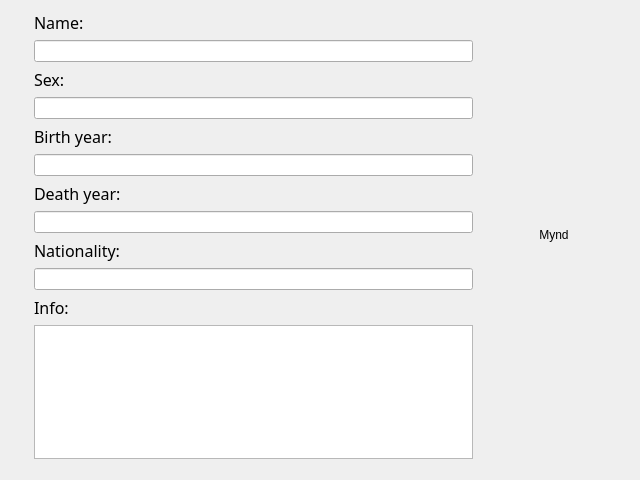
Before: the Qt Designer form infopage.ui in Fanarito/VLN1, drawn with Qt 5.
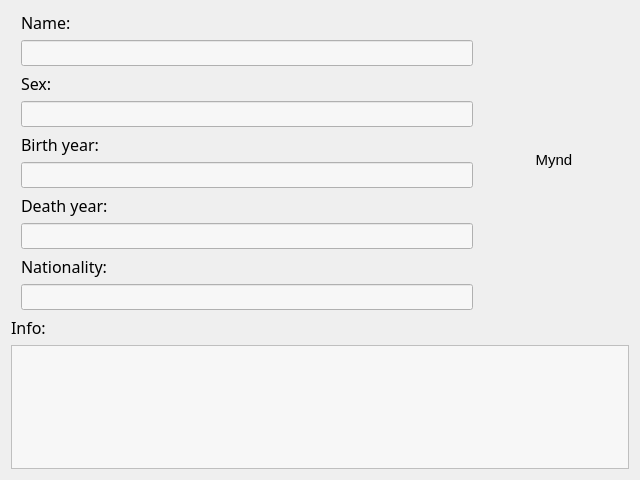
After: the same form once the commit is applied. Icons and pictures are not drawn.

Commit message: reordered infoPage

```diff
--- a/infopage.ui
+++ b/infopage.ui
@@ -10,21 +10,35 @@
     <height>480</height>
    </rect>
   </property>
+  <property name="font">
+   <font>
+    <pointsize>11</pointsize>
+   </font>
+  </property>
   <property name="windowTitle">
    <string>Dialog</string>
   </property>
-  <layout class="QHBoxLayout" name="horizontalLayout_2">
-   <item>
-    <widget class="QLabel" name="label">
-     <property name="text">
-      <string/>
-     </property>
-    </widget>
-   </item>
-   <item>
     <layout class="QHBoxLayout" name="horizontalLayout">
+   <item>
+    <layout class="QVBoxLayout" name="verticalLayout_3">
+     <property name="rightMargin">
+      <number>0</number>
+     </property>
+     <item>
+      <layout class="QVBoxLayout" name="verticalLayout">
+       <property name="topMargin">
+        <number>0</number>
+       </property>
+       <property name="rightMargin">
+        <number>0</number>
+       </property>
      <property name="bottomMargin">
-      <number>10</number>
+        <number>0</number>
+       </property>
+       <item>
+        <layout class="QHBoxLayout" name="horizontalLayout_2">
+         <property name="bottomMargin">
+          <number>0</number>
      </property>
      <item>
       <layout class="QVBoxLayout" name="verticalLayout_2">
@@ -45,7 +59,18 @@
         </widget>
        </item>
        <item>
-        <widget class="QLineEdit" name="infoPersName"/>
+            <widget class="QLineEdit" name="infoPersName">
+             <property name="enabled">
+              <bool>true</bool>
+             </property>
+             <property name="styleSheet">
+              <string notr="true">background-color: rgb(247, 247, 247);
+color: rgb(0, 0, 0);</string>
+             </property>
+             <property name="readOnly">
+              <bool>true</bool>
+             </property>
+            </widget>
        </item>
        <item>
         <widget class="QLabel" name="label_3">
@@ -61,7 +86,18 @@
         </widget>
        </item>
        <item>
-        <widget class="QLineEdit" name="infoPersSex"/>
+            <widget class="QLineEdit" name="infoPersSex">
+             <property name="enabled">
+              <bool>true</bool>
+             </property>
+             <property name="styleSheet">
+              <string notr="true">background-color: rgb(247, 247, 247);
+color: rgb(0, 0, 0);</string>
+             </property>
+             <property name="readOnly">
+              <bool>true</bool>
+             </property>
+            </widget>
        </item>
        <item>
         <widget class="QLabel" name="label_4">
@@ -77,7 +113,21 @@
         </widget>
        </item>
        <item>
-        <widget class="QLineEdit" name="infoPersBirthYear"/>
+            <widget class="QLineEdit" name="infoPersBirthYear">
+             <property name="enabled">
+              <bool>true</bool>
+             </property>
+             <property name="autoFillBackground">
+              <bool>false</bool>
+             </property>
+             <property name="styleSheet">
+              <string notr="true">background-color: rgb(247, 247, 247);
+color: rgb(0, 0, 0);</string>
+             </property>
+             <property name="readOnly">
+              <bool>true</bool>
+             </property>
+            </widget>
        </item>
        <item>
         <widget class="QLabel" name="label_5">
@@ -93,7 +143,18 @@
         </widget>
        </item>
        <item>
-        <widget class="QLineEdit" name="infoPersDeathYear"/>
+            <widget class="QLineEdit" name="infoPersDeathYear">
+             <property name="enabled">
+              <bool>true</bool>
+             </property>
+             <property name="styleSheet">
+              <string notr="true">background-color: rgb(247, 247, 247);
+color: rgb(0, 0, 0);</string>
+             </property>
+             <property name="readOnly">
+              <bool>true</bool>
+             </property>
+            </widget>
        </item>
        <item>
         <widget class="QLabel" name="label_6">
@@ -109,35 +170,22 @@
         </widget>
        </item>
        <item>
-        <widget class="QLineEdit" name="infoPersNationality"/>
-       </item>
-       <item>
-        <widget class="QLabel" name="label_7">
-         <property name="font">
-          <font>
-           <family>Calibri Light</family>
-           <pointsize>12</pointsize>
-          </font>
-         </property>
-         <property name="text">
-          <string>Info:</string>
+            <widget class="QLineEdit" name="infoPersNationality">
+             <property name="enabled">
+              <bool>true</bool>
+             </property>
+             <property name="styleSheet">
+              <string notr="true">background-color: rgb(247, 247, 247);
+color: rgb(0, 0, 0);</string>
+             </property>
+             <property name="readOnly">
+              <bool>true</bool>
          </property>
         </widget>
        </item>
-       <item>
-        <widget class="QTextEdit" name="infoPersInfo"/>
-       </item>
       </layout>
      </item>
      <item>
-      <layout class="QGridLayout" name="gridLayout_2" rowstretch="0" columnminimumwidth="0">
-       <property name="bottomMargin">
-        <number>0</number>
-       </property>
-       <property name="spacing">
-        <number>6</number>
-       </property>
-       <item row="0" column="0">
         <widget class="QLabel" name="picture">
          <property name="minimumSize">
           <size>
@@ -152,9 +200,50 @@
        </item>
       </layout>
      </item>
+       <item>
+        <widget class="QLabel" name="label_7">
+         <property name="font">
+          <font>
+           <family>Calibri Light</family>
+           <pointsize>12</pointsize>
+          </font>
+         </property>
+         <property name="text">
+          <string>Info:</string>
+         </property>
+        </widget>
+       </item>
+       <item>
+        <widget class="QTextEdit" name="infoPersInfo">
+         <property name="enabled">
+          <bool>true</bool>
+         </property>
+         <property name="styleSheet">
+          <string notr="true">background-color: rgb(247, 247, 247);
+color: rgb(0, 0, 0);</string>
+         </property>
+         <property name="readOnly">
+          <bool>true</bool>
+         </property>
+        </widget>
+       </item>
     </layout>
    </item>
   </layout>
+   </item>
+  </layout>
+  <action name="actionEdit">
+   <property name="icon">
+    <iconset resource="resource.qrc">
+     <normaloff>:/Edit/images/Edit.png</normaloff>:/Edit/images/Edit.png</iconset>
+   </property>
+   <property name="text">
+    <string>Edit</string>
+   </property>
+   <property name="toolTip">
+    <string>Edit</string>
+   </property>
+  </action>
  </widget>
  <resources/>
  <connections/>
```
Left out of the diff: 4 changed lines with no effect on the pictures. Lines whose indentation alone changed are shown as unchanged. The commit also changes 2 other files.
